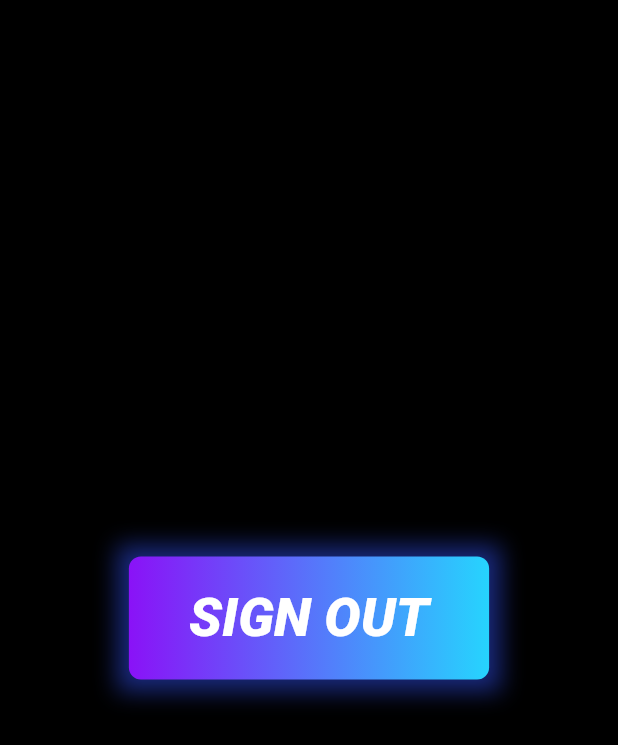
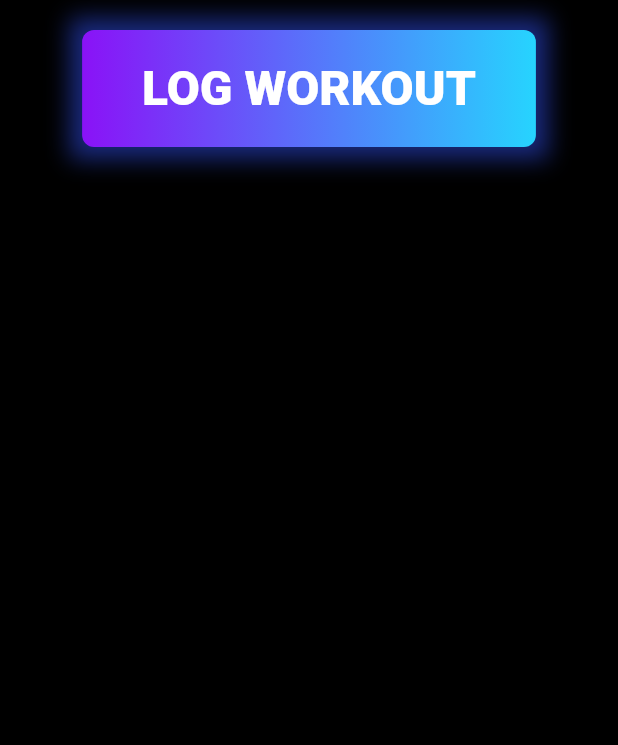
Before and after one commit to ethernetz/hot-summer, a Flutter app: the screen it shows once a user with an empty profile is signed in, on a phone screen of 412 x 824 dp. Shown: the top 745 px of the screen. Run offline on Flutter 3.47's test engine with Material 2 defaults, Android fonts, the phone set to English and light mode, and no system bars; our stand-ins replace cloud_firestore, firebase_auth, firebase_core, firebase_crashlytics, google_fonts, google_sign_in and 1 more; accounts and stored records are empty; Roboto replaces fonts that are missing (Asap).

Commit message:
add safe area padding

```diff
--- a/app/lib/main.dart
+++ b/app/lib/main.dart
@@ -85,7 +85,13 @@ class Home extends StatelessWidget {
   Widget build(BuildContext context) {
     var firebaseUser = context.watch<User?>();
     return Scaffold(
-      body: firebaseUser == null ? const AuthScreen() : const ChatScreen(),
+      body: SafeArea(
+        bottom: false,
+        child: Container(
+          padding: const EdgeInsets.only(top: 20),
+          child: firebaseUser == null ? const AuthScreen() : const HomeScreen(),
+        ),
+      ),
     );
   }
 }
--- a/app/lib/screens/home_screen.dart
+++ b/app/lib/screens/home_screen.dart
@@ -5,29 +5,30 @@ import 'package:workspaces/classes/hot_user.dart';
 import 'package:workspaces/components/hot_button.dart';
 import 'package:workspaces/services/auth_service.dart';
 
-class ChatScreen extends StatelessWidget {
-  const ChatScreen({super.key});
+class HomeScreen extends StatelessWidget {
+  const HomeScreen({super.key});
 
   @override
   Widget build(BuildContext context) {
     var hotuser = context.watch<HotUser?>();
-    return Scaffold(
-      body: Center(
+    return Column(
+      children: [
+        Center(
           child: HotButton(
             onPressed: () {
-            context.read<AuthService>().signOut();
+              // context.read<AuthService>().signOut();
             },
             child: Text(
-            "SIGN OUT",
-            style: GoogleFonts.asap(
+              "LOG WORKOUT",
+              style: GoogleFonts.kumbhSans(
                 color: Colors.white,
                 fontWeight: FontWeight.w900,
-              fontStyle: FontStyle.italic,
-              fontSize: 36,
+                fontSize: 32,
               ),
             ),
           ),
         ),
+      ],
     );
   }
 }
```
Lines whose indentation alone changed are shown as unchanged.
